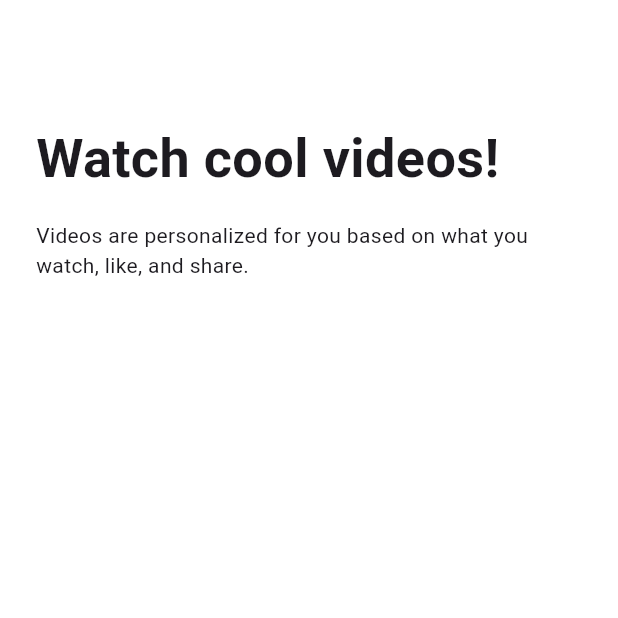
After one commit to Hazka3/tiktok_clone, a Flutter app: the screen it shows after launch, after a tap on "Next", on a phone screen of 412 x 824 dp, the top half of it. The commit adds this screen. Run offline on Flutter 3.47's test engine with Material 3 defaults, Android fonts, the phone set to English and light mode, and no system bars; our stand-ins replace firebase_core, font_awesome_flutter; accounts and stored records are empty; generated files the repository leaves out were written again.

Commit message:
feat(onboarding): Implement Tutorial screen UI

```diff
--- a/lib/features/onboarding/interests_screen.dart
+++ b/lib/features/onboarding/interests_screen.dart
@@ -8,6 +8,7 @@ import 'package:flutter/foundation.dart';
 import 'package:flutter/material.dart';
 import 'package:tiktok_clone/constants/gaps.dart';
 import 'package:tiktok_clone/constants/sizes.dart';
+import 'package:tiktok_clone/features/onboarding/tutorial_screen.dart';
 import 'package:tiktok_clone/features/onboarding/widgets/interest_button.dart';
 
 // テンプレ準備
@@ -117,6 +118,15 @@ class _InterestsScreenState extends State<InterestsScreen> {
     }
   }
 
+  void _onNextTap() {
+    Navigator.push(
+      context,
+      MaterialPageRoute(
+        builder: (context) => const TutorialScreen(),
+      ),
+    );
+  }
+
   @override
   void initState() {
     super.initState();
@@ -202,7 +212,9 @@ class _InterestsScreenState extends State<InterestsScreen> {
               horizontal: Sizes.size20,
             ),
             child: _isAndroid
-                ? Container(
+                ? GestureDetector(
+                    onTap: _onNextTap,
+                    child: Container(
                       decoration: BoxDecoration(
                         color: Theme.of(context).primaryColor,
                       ),
@@ -215,14 +227,15 @@ class _InterestsScreenState extends State<InterestsScreen> {
                           ),
                         ),
                       ),
+                    ),
                   )
                 : CupertinoButton(
                     color: Theme.of(context).primaryColor,
+                    onPressed: _onNextTap,
                     child: const Text(
                       "Next",
                       style: TextStyle(color: Colors.white),
                     ),
-                    onPressed: () {},
                   ),
           ),
         ),
--- /dev/null
+++ b/lib/features/onboarding/tutorial_screen.dart
@@ -0,0 +1,116 @@
+import 'package:flutter/cupertino.dart';
+import 'package:flutter/foundation.dart';
+import 'package:flutter/material.dart';
+import 'package:tiktok_clone/constants/gaps.dart';
+import 'package:tiktok_clone/constants/sizes.dart';
+
+enum Direction { right, left }
+
+enum Page { first, second }
+
+class TutorialScreen extends StatefulWidget {
+  const TutorialScreen({super.key});
+
+  @override
+  State<TutorialScreen> createState() => _TutorialScreenState();
+}
+
+class _TutorialScreenState extends State<TutorialScreen> {
+  Direction _direction = Direction.right;
+  Page _showinPage = Page.first;
+
+  final bool _isAndroid = (defaultTargetPlatform == TargetPlatform.android);
+
+  void _onPanUpdate(DragUpdateDetails details) {
+    if (details.delta.dx > 0) {
+      setState(() {
+        _direction = Direction.right;
+      });
+    } else {
+      _direction = Direction.left;
+    }
+  }
+
+  void _onPanEnd(DragEndDetails details) {
+    if (_direction == Direction.left) {
+      setState(() {
+        _showinPage = Page.second;
+      });
+    } else {
+      setState(() {
+        _showinPage = Page.first;
+      });
+    }
+  }
+
+  @override
+  Widget build(BuildContext context) {
+    return GestureDetector(
+      onPanUpdate: _onPanUpdate,
+      onPanEnd: _onPanEnd,
+      child: Scaffold(
+        body: Padding(
+          padding: const EdgeInsets.symmetric(horizontal: Sizes.size24),
+          child: SafeArea(
+            child: AnimatedCrossFade(
+              firstChild: const Column(
+                crossAxisAlignment: CrossAxisAlignment.start,
+                children: [
+                  Gaps.v80,
+                  Text(
+                    "Watch cool videos!",
+                    style: TextStyle(
+                      fontSize: Sizes.size36,
+                      fontWeight: FontWeight.bold,
+                    ),
+                  ),
+                  Gaps.v16,
+                  Text(
+                    "Videos are personalized for you based on what you watch, like, and share.",
+                  ),
+                ],
+              ),
+              secondChild: const Column(
+                crossAxisAlignment: CrossAxisAlignment.start,
+                children: [
+                  Gaps.v80,
+                  // Text widget の長さが足りないためスクロールすると一瞬崩れることを防止するため、FractionallySizedBoxでWrap
+                  FractionallySizedBox(
+                    widthFactor: 1,
+                    child: Text(
+                      "Follow the rules",
+                      style: TextStyle(
+                        fontSize: Sizes.size36,
+                        fontWeight: FontWeight.bold,
+                      ),
+                    ),
+                  ),
+                  Gaps.v16,
+                  Text(
+                    "Take care of one another! Pls!",
+                  ),
+                ],
+              ),
+              crossFadeState: _showinPage == Page.first
+                  ? CrossFadeState.showFirst
+                  : CrossFadeState.showSecond,
+              duration: const Duration(milliseconds: 300),
+            ),
+          ),
+        ),
+        bottomNavigationBar: BottomAppBar(
+          child: AnimatedOpacity(
+            opacity: _showinPage == Page.first ? 0 : 1,
+            duration: const Duration(microseconds: 300),
+            child: CupertinoButton(
+              onPressed: () {},
+              color: Theme.of(context).primaryColor,
+              foregroundColor: Colors.white,
+              child: const Text("Enter the App!"),
+            ),
+          ),
+        ),
+      ),
+    );
+  }
+}
```
Lines whose indentation alone changed are shown as unchanged.
